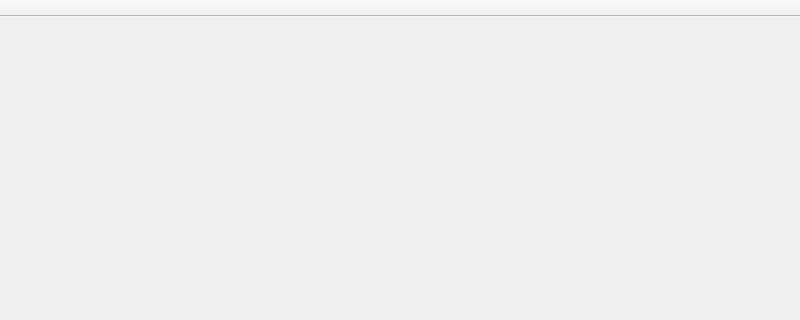
This is client/ui/mainwindow.ui in fdar0536/Simple-Task-Queue as Qt 5 draws it before an edit; both pictures show x 0 to 800 and y 0 to 320 of the 800 by 600 pixel window. The edited form follows.
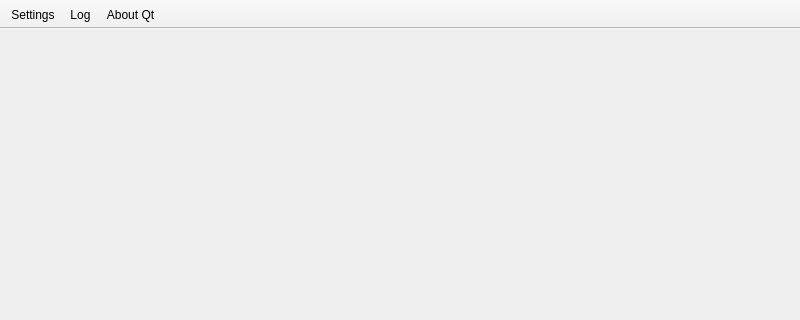
This is the edited form.

```diff
--- a/client/ui/mainwindow.ui
+++ b/client/ui/mainwindow.ui
@@ -30,7 +30,25 @@
    <attribute name="toolBarBreak">
     <bool>false</bool>
    </attribute>
+   <addaction name="actionSettings"/>
+   <addaction name="actionLog"/>
+   <addaction name="actionAbout_Qt"/>
   </widget>
+  <action name="actionSettings">
+   <property name="text">
+    <string>Settings</string>
+   </property>
+  </action>
+  <action name="actionLog">
+   <property name="text">
+    <string>Log</string>
+   </property>
+  </action>
+  <action name="actionAbout_Qt">
+   <property name="text">
+    <string>About Qt</string>
+   </property>
+  </action>
  </widget>
  <resources/>
  <connections/>
```
Left out of the diff: 2 changed lines with no effect on the pictures.
